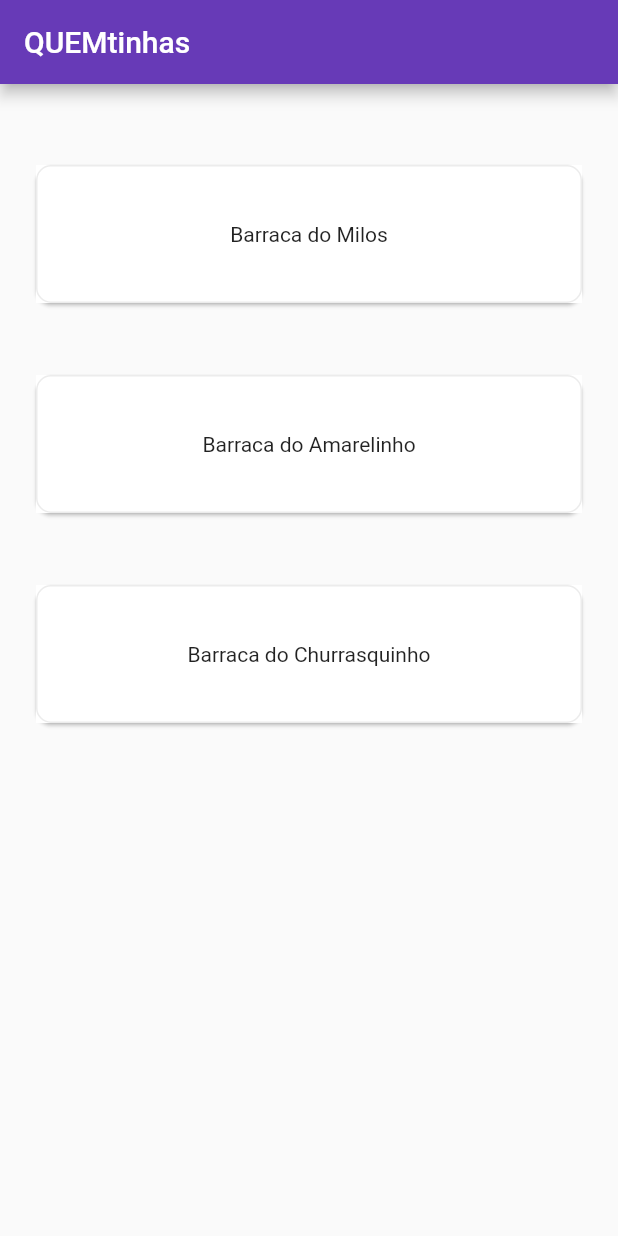
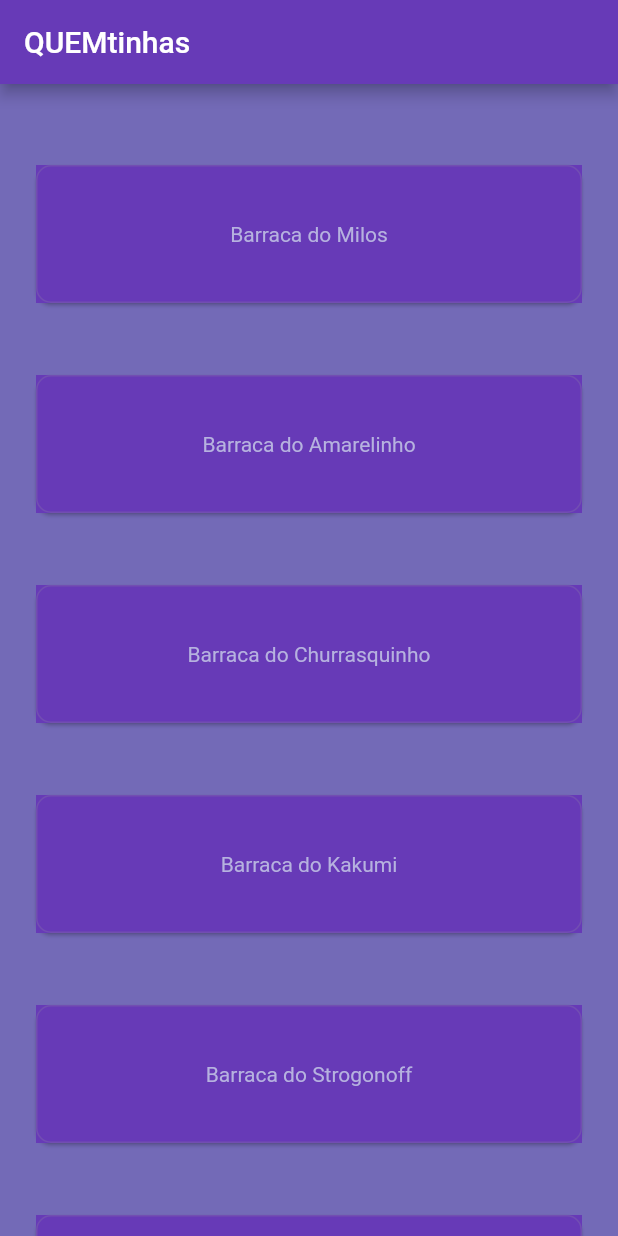
Before and after one commit to lfsca/app-flutter-LuizFellipe-BrunoCoutinho, a Flutter app: the screen it shows after launch, on a phone screen of 412 x 824 dp. Run offline on Flutter 3.47's test engine with Material 2 defaults, Android fonts, the light colour scheme and no system bars; missing offline and left inert: dart:ffi; Roboto replaces fonts that are missing (Poppins).

Commit message:
Inicio do SQLlite (comentado) e mudanca de cores

```diff
--- a/flutter_project/lib/barraca.dart
+++ b/flutter_project/lib/barraca.dart
@@ -36,4 +36,26 @@ List<Barraca> barracas = [
     cardapio: "Churrasquinhos e PF de Churrasquinho",
     imagemBarraca: "IMAGEM",
   ),
+  Barraca(
+    id: "4",
+    nomeBarraca: "Barraca do Kakumi",
+    descricao: "Cozinha Oriental",
+    cardapio: "Wraps, Arroz Oriental com Frango e Yakisoba",
+    imagemBarraca: "IMAGEM",
+  ),
+  Barraca(
+    id: "5",
+    nomeBarraca: "Barraca do Strogonoff",
+    descricao: "Strogonoff",
+    cardapio: "Strogonoff de Frango, Carne e Abobrinha",
+    imagemBarraca: "IMAGEM",
+  ),
+  Barraca(
+    id: "6",
+    nomeBarraca: "Barraca da Joaninha",
+    descricao: "Doces e PFs",
+    cardapio:
+        "Panqueca sem recheio, Feijoada sem Feijao e Peixe sem acompanhamento",
+    imagemBarraca: "IMAGEM",
+  ),
 ];
--- a/flutter_project/lib/homepage.dart
+++ b/flutter_project/lib/homepage.dart
@@ -1,21 +1,27 @@
+import 'dart:ffi';
+
 import 'package:flutter/material.dart';
 import 'package:flutter_project/gradientappbar.dart';
 import 'package:flutter_project/detailpage.dart';
 import 'package:flutter_project/barraca.dart';
+import 'dart:async';
+import 'package:flutter_project/style.dart';
 
 class HomePage extends StatelessWidget {
   @override
   Widget build(BuildContext context) {
     return Scaffold(
         appBar: AppBar(title: const Text('QUEMtinhas')),
-        body: Center(
+        body: Container(
+            color: Color(0xFF736AB7),
+            child: Center(
                 child: Column(children: <Widget>[
               SizedBox(
                 height: 30,
               ),
               Expanded(
                   child: ListView.builder(
-                  itemCount: 3,
+                      itemCount: barracas.length,
                       itemBuilder: (BuildContext context, int index) {
                         return Container(
                             margin: EdgeInsets.all(20),
@@ -35,14 +41,15 @@ class HomePage extends StatelessWidget {
                                         width: 1,
                                       )),
                                   child: Container(
-                                  color: Colors.white,
+                                      color: Colors.deepPurple,
                                       width: 100,
                                       height: 100,
                                       child: Center(
-                                      child:
-                                          Text(barracas[index].nomeBarraca)))),
+                                          child: Text(
+                                              barracas[index].nomeBarraca,
+                                              style: Style.commonTextStyle)))),
                             ));
                       })),
-        ])));
+            ]))));
   }
 }
--- a/flutter_project/pubspec.yaml
+++ b/flutter_project/pubspec.yaml
@@ -29,6 +29,8 @@ environment:
 dependencies:
   flutter:
     sdk: flutter
+  # sqflite: ^2.0.2+1
+  # path_provider: any
 
 
   # The following adds the Cupertino Icons font to your application.
```
Also changed, not shown: flutter_project/lib/database.dart (added, +31 -0 lines), 1 other file. Lines whose indentation alone changed are shown as unchanged.
